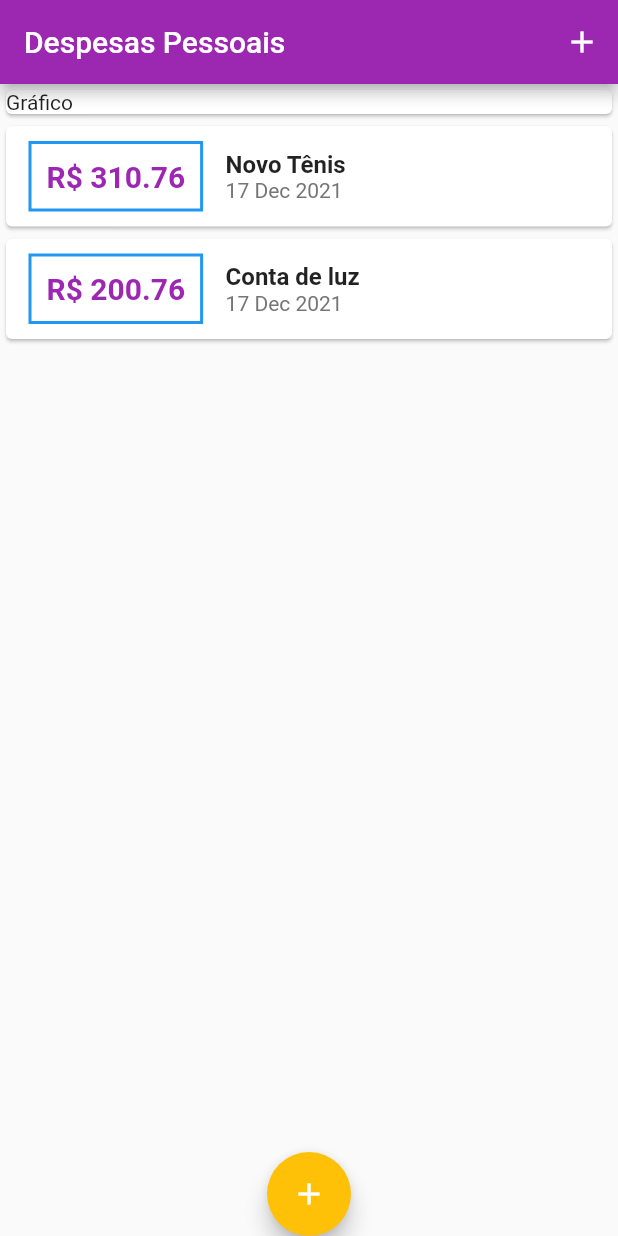
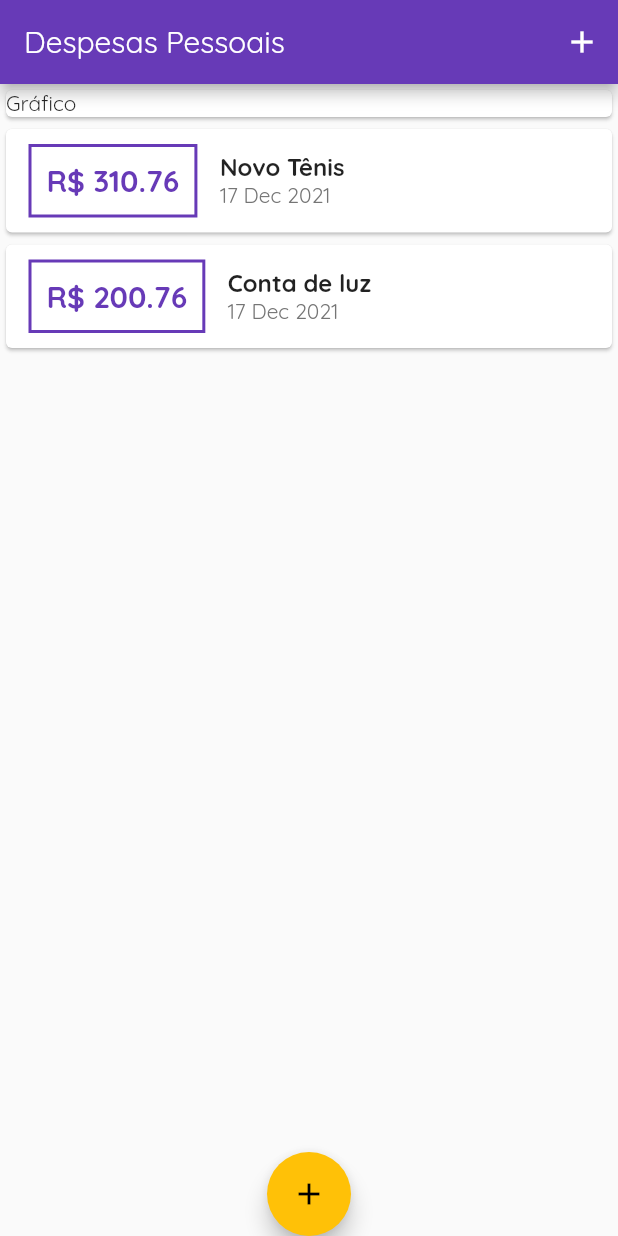
Before and after one commit to mechztcc/flutter-expenses, a Flutter app: the screen it shows after launch, on a phone screen of 412 x 824 dp. Run offline on Flutter 3.47's test engine with Material 2 defaults, Android fonts, the phone set to English and light mode, and no system bars.

Commit message:
Add fontes ao theme

```diff
--- a/lib/components/transaction_list.dart
+++ b/lib/components/transaction_list.dart
@@ -30,10 +30,10 @@ class TransactionList extends StatelessWidget {
                         padding: const EdgeInsets.all(10),
                         child: Text(
                           'R\$ ${tr.value.toStringAsFixed(2)}',
-                          style: const TextStyle(
+                          style: TextStyle(
                               fontWeight: FontWeight.bold,
                               fontSize: 20,
-                              color: Colors.purple),
+                              color: Theme.of(context).primaryColor),
                         )),
                     Column(
                       crossAxisAlignment: CrossAxisAlignment.start,
--- a/lib/main.dart
+++ b/lib/main.dart
@@ -14,12 +14,12 @@ class ExpensesApp extends StatelessWidget {
   @override
   Widget build(BuildContext context) {
     return MaterialApp(
-      debugShowCheckedModeBanner: false,
-      home: MyHomePage(),
-      theme: ThemeData(
-          colorScheme: ColorScheme.fromSwatch(primarySwatch: Colors.purple)
-              .copyWith(secondary: Colors.amber)),
-    );
+        debugShowCheckedModeBanner: false,
+        home: MyHomePage(),
+        theme: ThemeData(
+            primaryColor: Colors.deepPurple,
+            colorScheme: ColorScheme.fromSwatch(accentColor: Colors.amber),
+            fontFamily: 'Quicksand'));
   }
 }
 
@@ -64,6 +64,7 @@ class _MyHomePageState extends State<MyHomePage> {
   Widget build(BuildContext context) {
     return Scaffold(
       appBar: AppBar(
+        backgroundColor: Theme.of(context).primaryColor,
         title: const Text('Despesas Pessoais'),
         actions: [
           IconButton(
```
Also changed, not shown: pubspec.yaml (+13 -6 lines), assets/fonts/OpenSans-Bold.ttf (added), assets/fonts/OpenSans-Regular.ttf (added), assets/fonts/Quicksand-Bold.ttf (added), assets/fonts/Quicksand-Light.ttf (added), assets/fonts/Quicksand-Medium.ttf (added), assets/fonts/Quicksand-Regular.ttf (added).
